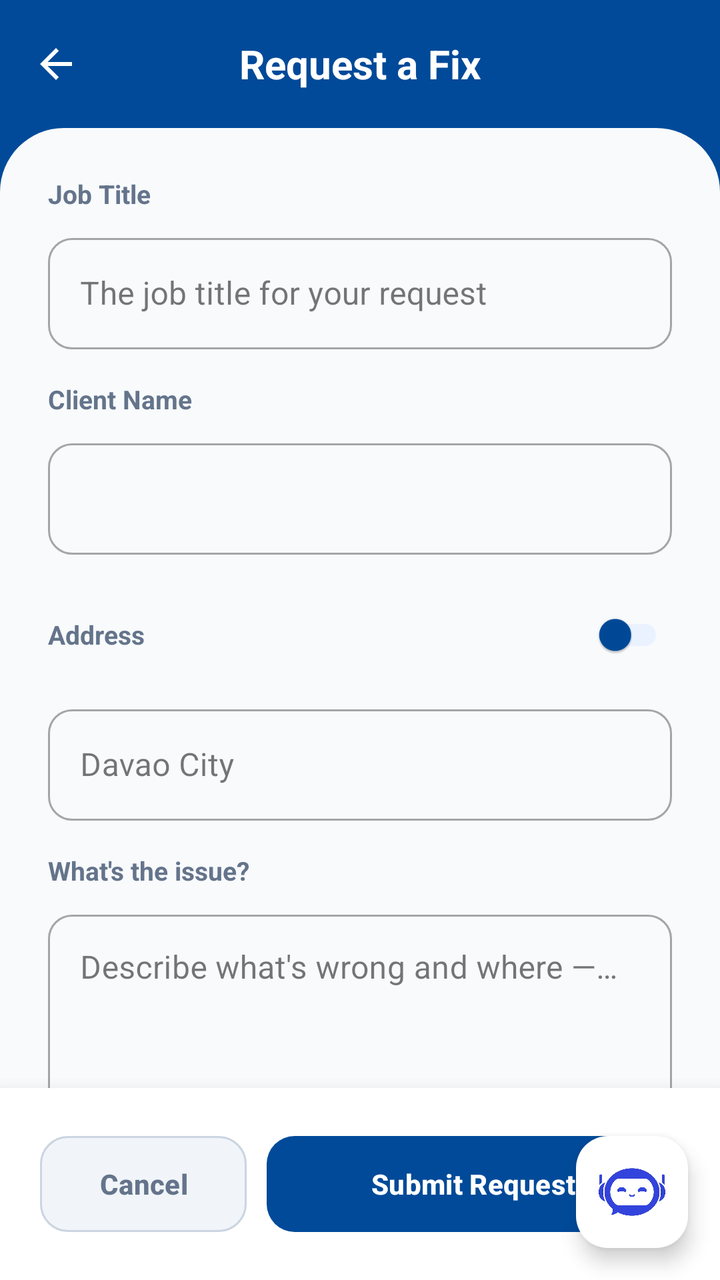
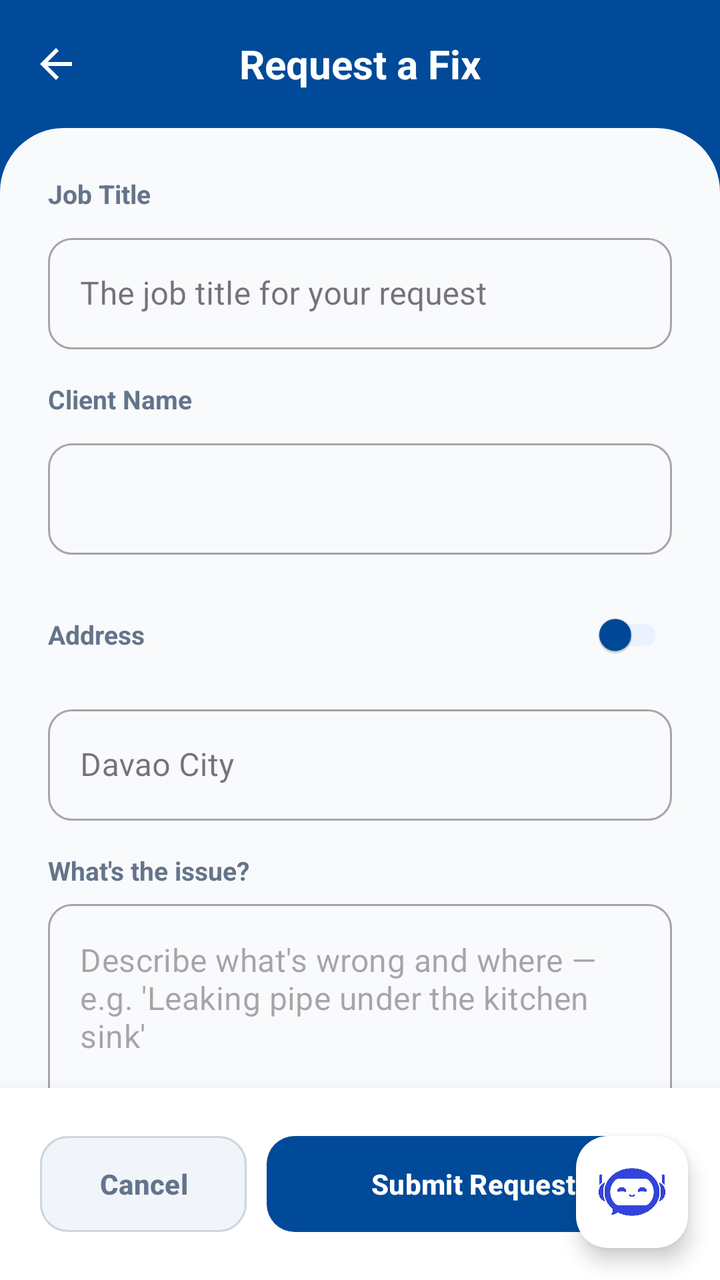

Two renders of the same Android screen: before a commit and after it. Below are the layout's source before the change and the commit's diff.
<!-- AndroidManifest.xml: application theme Theme.Newtacks -->
<!-- res/layout/activity_create_job.xml -->
<?xml version="1.0" encoding="utf-8"?>
<FrameLayout
    xmlns:android="http://schemas.android.com/apk/res/android"
    xmlns:app="http://schemas.android.com/apk/res-auto"
    android:layout_width="match_parent"
    android:layout_height="match_parent"
    android:background="#004A99">

    <LinearLayout
        android:layout_width="match_parent"
        android:layout_height="match_parent"
        android:orientation="vertical">

        
        <View
            android:id="@+id/statusBarSpacer"
            android:layout_width="match_parent"
            android:layout_height="0dp"
            android:background="#004A99" />

        
        <androidx.appcompat.widget.Toolbar
            android:id="@+id/toolbar"
            android:layout_width="match_parent"
            android:layout_height="wrap_content"
            android:minHeight="?attr/actionBarSize"
            android:background="#004A99"
            app:navigationIcon="@drawable/ic_back"
            app:navigationContentDescription="Back">
            <TextView
                android:id="@+id/tvToolbarTitle"
                android:layout_width="wrap_content"
                android:layout_height="wrap_content"
                android:layout_gravity="center"
                android:text="Request a Fix"
                android:textColor="#FFFFFF"
                android:textSize="20sp"
                android:textStyle="bold"
                android:maxLines="1"
                android:ellipsize="end" />
        </androidx.appcompat.widget.Toolbar>

        
        <androidx.core.widget.NestedScrollView
            android:id="@+id/createJobScrollView"
            android:layout_width="match_parent"
            android:layout_height="0dp"
            android:layout_weight="1"
            android:fillViewport="true">

            <LinearLayout
                android:layout_width="match_parent"
                android:layout_height="wrap_content"
                android:orientation="vertical"
                android:background="@drawable/rounded_top_white"
                android:padding="24dp">

                
                <TextView
                    android:layout_width="wrap_content"
                    android:layout_height="wrap_content"
                    android:text="Job Title"
                    android:textColor="#64748B"
                    android:textSize="13sp"
                    android:textStyle="bold"
                    android:layout_marginBottom="8dp" />
                <com.google.android.material.textfield.TextInputLayout
                    android:layout_width="match_parent"
                    android:layout_height="wrap_content"
                    style="@style/Widget.MaterialComponents.TextInputLayout.OutlinedBox"
                    app:boxCornerRadiusTopStart="12dp"
                    app:boxCornerRadiusTopEnd="12dp"
                    app:boxCornerRadiusBottomStart="12dp"
                    app:boxCornerRadiusBottomEnd="12dp"
                    android:layout_marginBottom="16dp">

                    <com.google.android.material.textfield.TextInputEditText
                        android:id="@+id/etJobTitle"
                        android:layout_width="match_parent"
                        android:layout_height="wrap_content"
                        android:hint="The job title for your request"
                        android:textColor="#1E293B" />
                </com.google.android.material.textfield.TextInputLayout>

                
                <TextView
                    android:layout_width="wrap_content"
                    android:layout_height="wrap_content"
                    android:text="Client Name"
                    android:textColor="#64748B"
                    android:textSize="13sp"
                    android:textStyle="bold"
                    android:layout_marginBottom="8dp" />
                <com.google.android.material.textfield.TextInputLayout
                    android:layout_width="match_parent"
                    android:layout_height="wrap_content"
                    style="@style/Widget.MaterialComponents.TextInputLayout.OutlinedBox"
                    app:boxCornerRadiusTopStart="12dp"
                    app:boxCornerRadiusTopEnd="12dp"
                    app:boxCornerRadiusBottomStart="12dp"
                    app:boxCornerRadiusBottomEnd="12dp"
                    android:layout_marginBottom="16dp">
                    <com.google.android.material.textfield.TextInputEditText
                        android:id="@+id/etClientName"
                        android:layout_width="match_parent"
                        android:layout_height="wrap_content"
                        android:textColor="#1E293B"
                        android:textStyle="bold"
                        android:enabled="false" />
                </com.google.android.material.textfield.TextInputLayout>

                
                <LinearLayout
                    android:layout_width="match_parent"
                    android:layout_height="wrap_content"
                    android:orientation="horizontal"
                    android:gravity="center_vertical"
                    android:layout_marginBottom="8dp">
                    <TextView
                        android:layout_width="0dp"
                        android:layout_height="wrap_content"
                        android:layout_weight="1"
                        android:text="Address"
                        android:textColor="#64748B"
                        android:textSize="13sp"
                        android:textStyle="bold" />
                    <com.google.android.material.switchmaterial.SwitchMaterial
                        android:id="@+id/switchRealTimeLocation"
                        android:layout_width="wrap_content"
                        android:layout_height="wrap_content"
                        android:scaleX="0.8"
                        android:scaleY="0.8"
                        app:thumbTint="@color/primary"
                        app:trackTint="@color/primary_container" />
                </LinearLayout>

                <com.google.android.material.textfield.TextInputLayout
                    android:layout_width="match_parent"
                    android:layout_height="wrap_content"
                    style="@style/Widget.MaterialComponents.TextInputLayout.OutlinedBox"
                    app:boxCornerRadiusTopStart="12dp"
                    app:boxCornerRadiusTopEnd="12dp"
                    app:boxCornerRadiusBottomStart="12dp"
                    app:boxCornerRadiusBottomEnd="12dp"
                    android:layout_marginBottom="16dp">
                    <com.google.android.material.textfield.TextInputEditText
                        android:id="@+id/etClientAddress"
                        android:layout_width="match_parent"
                        android:layout_height="wrap_content"
                        android:textColor="#1E293B"
                        android:hint="Davao City" />
                </com.google.android.material.textfield.TextInputLayout>

                
                <TextView
                    android:layout_width="wrap_content"
                    android:layout_height="wrap_content"
                    android:text="What's the issue?"
                    android:textColor="#64748B"
                    android:textSize="13sp"
                    android:textStyle="bold"
                    android:layout_marginBottom="8dp" />
                <com.google.android.material.textfield.TextInputLayout
                    android:layout_width="match_parent"
                    android:layout_height="wrap_content"
                    style="@style/Widget.MaterialComponents.TextInputLayout.OutlinedBox"
                    app:boxCornerRadiusTopStart="12dp"
                    app:boxCornerRadiusTopEnd="12dp"
                    app:boxCornerRadiusBottomStart="12dp"
                    app:boxCornerRadiusBottomEnd="12dp"
                    android:layout_marginBottom="20dp">
                    <com.google.android.material.textfield.TextInputEditText
                        android:id="@+id/etDescription"
                        android:layout_width="match_parent"
                        android:layout_height="100dp"
                        android:gravity="top"
                        android:inputType="textMultiLine"
                        android:textColor="#1E293B"
                        android:hint="Describe what's wrong and where — e.g. 'Leaking pipe under the kitchen sink'" />
                </com.google.android.material.textfield.TextInputLayout>

                
                <TextView
                    android:layout_width="wrap_content"
                    android:layout_height="wrap_content"
                    android:text="Photos (add at least a photo of the actual problem)"
                    android:textColor="#64748B"
                    android:textSize="13sp"
                    android:textStyle="bold"
                    android:layout_marginBottom="12dp" />

                <HorizontalScrollView
                    android:layout_width="match_parent"
                    android:layout_height="wrap_content"
                    android:scrollbars="none"
                    android:layout_marginBottom="24dp">
                    <LinearLayout
                        android:layout_width="wrap_content"
                        android:layout_height="wrap_content"
                        android:orientation="horizontal"
                        android:gravity="center_vertical">

                        <com.google.android.material.card.MaterialCardView
                            android:id="@+id/btnAddPhotoCard"
                            android:layout_width="100dp"
                            android:layout_height="100dp"
                            app:cardBackgroundColor="#EBF2FF"
                            app:cardCornerRadius="12dp"
                            app:cardElevation="0dp"
                            android:clickable="true"
                            android:focusable="true">
                            <ImageView
                                android:layout_width="24dp"
                                android:layout_height="24dp"
                                android:layout_gravity="center"
                                android:src="@drawable/ic_plus"
                                app:tint="#004A99"
                                android:contentDescription="Add Photo" />
                        </com.google.android.material.card.MaterialCardView>

                        <LinearLayout
                            android:id="@+id/layoutImages"
                            android:layout_width="wrap_content"
                            android:layout_height="wrap_content"
                            android:orientation="horizontal"
                            android:layout_marginStart="12dp" />
                    </LinearLayout>
                </HorizontalScrollView>

                
                <TextView
                    android:layout_width="wrap_content"
                    android:layout_height="wrap_content"
                    android:text="Rate (Choose whether this is a one-time job, per day, or per hour)"
                    android:textColor="#64748B"
                    android:textSize="12sp"
                    android:textStyle="bold"
                    android:layout_marginBottom="8dp" />

                <LinearLayout
                    android:layout_width="match_parent"
                    android:layout_height="wrap_content"
                    android:orientation="horizontal"
                    android:layout_marginBottom="24dp">

                    <com.google.android.material.textfield.TextInputLayout
                        android:layout_width="0dp"
                        android:layout_height="wrap_content"
                        android:layout_weight="1"
                        style="@style/Widget.MaterialComponents.TextInputLayout.OutlinedBox"
                        app:boxCornerRadiusTopStart="12dp"
                        app:boxCornerRadiusTopEnd="12dp"
                        app:boxCornerRadiusBottomStart="12dp"
                        app:boxCornerRadiusBottomEnd="12dp"
                        app:prefixText="P ">
                        <com.google.android.material.textfield.TextInputEditText
                            android:id="@+id/etOfferAmount"
                            android:layout_width="match_parent"
                            android:layout_height="wrap_content"
                            android:inputType="numberDecimal"
                            android:textColor="#1E293B"
                            android:hint="Rate" />
                    </com.google.android.material.textfield.TextInputLayout>

                    <com.google.android.material.textfield.TextInputLayout
                        android:layout_width="0dp"
                        android:layout_height="wrap_content"
                        android:layout_weight="1"
                        android:layout_marginStart="12dp"
                        style="@style/Widget.MaterialComponents.TextInputLayout.OutlinedBox.ExposedDropdownMenu"
                        app:boxCornerRadiusTopStart="12dp"
                        app:boxCornerRadiusTopEnd="12dp"
                        app:boxCornerRadiusBottomStart="12dp"
                        app:boxCornerRadiusBottomEnd="12dp">
                        <AutoCompleteTextView
                            android:id="@+id/spinnerRateType"
                            android:layout_width="match_parent"
                            android:layout_height="wrap_content"
                            android:inputType="none"
                            android:hint="Type"
                            android:textColor="#1E293B" />
                    </com.google.android.material.textfield.TextInputLayout>
                </LinearLayout>

                
                <TextView
                    android:layout_width="wrap_content"
                    android:layout_height="wrap_content"
                    android:text="Preferred date and time (When would you like the worker to arrive)"
                    android:textColor="#64748B"
                    android:textSize="12sp"
                    android:textStyle="bold"
                    android:layout_marginBottom="8dp" />

                <LinearLayout
                    android:layout_width="match_parent"
                    android:layout_height="wrap_content"
                    android:orientation="horizontal"
                    android:layout_marginBottom="32dp">

                    <com.google.android.material.button.MaterialButton
                        android:id="@+id/btnSelectDate"
                        style="@style/Widget.MaterialComponents.Button.OutlinedButton"
                        android:layout_width="0dp"
                        android:layout_height="56dp"
                        android:layout_weight="1"
                        android:text="Select date"
                        android:textAllCaps="false"
                        android:textColor="#64748B"
                        app:cornerRadius="12dp"
                        app:strokeColor="#CBD5E1"
                        app:icon="@drawable/ic_calendar"
                        app:iconGravity="end"
                        app:iconTint="#004A99"
                        android:layout_marginEnd="6dp" />

                    <com.google.android.material.button.MaterialButton
                        android:id="@+id/btnSelectTime"
                        style="@style/Widget.MaterialComponents.Button.OutlinedButton"
                        android:layout_width="0dp"
                        android:layout_height="56dp"
                        android:layout_weight="1"
                        android:text="Select Time"
                        android:textAllCaps="false"
                        android:textColor="#64748B"
                        app:cornerRadius="12dp"
                        app:strokeColor="#CBD5E1"
                        app:icon="@drawable/ic_clock"
                        app:iconGravity="end"
                        app:iconTint="#004A99"
                        android:layout_marginStart="6dp" />
                </LinearLayout>

            </LinearLayout>
        </androidx.core.widget.NestedScrollView>

        
        <LinearLayout
            android:layout_width="match_parent"
            android:layout_height="wrap_content"
            android:orientation="horizontal"
            android:padding="20dp"
            android:background="#FFFFFF"
            android:elevation="12dp">

            <com.google.android.material.button.MaterialButton
                android:id="@+id/btnCancel"
                android:layout_width="0dp"
                android:layout_height="56dp"
                android:layout_weight="1"
                android:text="Cancel"
                android:textColor="#64748B"
                android:textStyle="bold"
                android:textAllCaps="false"
                app:backgroundTint="#F1F5F9"
                app:cornerRadius="14dp"
                app:strokeColor="#CBD5E1"
                app:strokeWidth="1dp"
                android:layout_marginEnd="10dp" />

            <com.google.android.material.button.MaterialButton
                android:id="@+id/btnSubmit"
                android:layout_width="0dp"
                android:layout_height="56dp"
                android:layout_weight="2"
                android:text="Submit Request"
                android:textColor="#FFFFFF"
                android:textStyle="bold"
                android:textAllCaps="false"
                app:backgroundTint="#004A99"
                app:cornerRadius="14dp" />

        </LinearLayout>

    </LinearLayout>

    
    <Spinner
        android:id="@+id/spinnerServiceType"
        android:layout_width="0dp"
        android:layout_height="0dp"
        android:visibility="gone" />

    
    <FrameLayout
        android:id="@+id/loadingOverlay"
        android:layout_width="match_parent"
        android:layout_height="match_parent"
        android:background="#80000000"
        android:visibility="gone"
        android:clickable="true"
        android:focusable="true">

        <LinearLayout
            android:layout_width="wrap_content"
            android:layout_height="wrap_content"
            android:orientation="vertical"
            android:gravity="center"
            android:padding="24dp"
            android:background="@drawable/bg_card"
            android:layout_gravity="center">

            <ProgressBar
                android:layout_width="wrap_content"
                android:layout_height="wrap_content"
                android:indeterminateTint="#004A99"
                android:layout_marginBottom="16dp" />

            <TextView
                android:id="@+id/tvLoadingMessage"
                android:layout_width="wrap_content"
                android:layout_height="wrap_content"
                android:text="Submitting request..."
                android:textColor="#1E293B"
                android:textStyle="bold" />

        </LinearLayout>

    </FrameLayout>

    <com.google.android.material.floatingactionbutton.FloatingActionButton
        android:id="@+id/fabChat"
        android:layout_width="wrap_content"
        android:layout_height="wrap_content"
        android:layout_gravity="bottom|end"
        android:layout_margin="16dp"
        app:maxImageSize="40dp"
        android:scaleType="centerInside"
        app:srcCompat="@drawable/chatbot_logo"
        app:tint="@null"
        app:backgroundTint="#FFFFFF"
        android:contentDescription="Chat with AI"
        android:layout_marginBottom="132dp" />

</FrameLayout>
<!-- resources referenced by this layout -->
<resources>
  <color name="primary">#004A99</color>
  <color name="primary_container">#EBF2FF</color>
  <!-- drawable bg_card (drawable) -->
  <?xml version="1.0" encoding="utf-8"?>
  <shape xmlns:android="http://schemas.android.com/apk/res/android"
      android:shape="rectangle">
      <solid android:color="#FFFFFF" />
      <corners android:radius="15dp" />
      <stroke android:width="1dp" android:color="#E2E8F0" />
  </shape>
  <!-- drawable chatbot_logo: jpg bitmap (drawable, 18994 bytes) -->
  <!-- drawable ic_back (drawable) -->
  <?xml version="1.0" encoding="utf-8"?>
  <vector xmlns:android="http://schemas.android.com/apk/res/android"
      android:width="24dp"
      android:height="24dp"
      android:viewportWidth="24"
      android:viewportHeight="24">
      <path
          android:fillColor="#FFFFFF"
          android:pathData="M20,11H7.83l5.59,-5.59L12,4l-8,8 8,8 1.41,-1.41L7.83,13H20v-2z"/>
  </vector>
  <!-- drawable ic_calendar (drawable) -->
  <?xml version="1.0" encoding="utf-8"?>
  <vector xmlns:android="http://schemas.android.com/apk/res/android"
      android:width="24dp"
      android:height="24dp"
      android:viewportWidth="24"
      android:viewportHeight="24">
      <path
          android:fillColor="#000000"
          android:pathData="M19,3h-1V1h-2v2H8V1H6v2H5C3.89,3 3,3.9 3,5v14c0,1.1 0.89,2 2,2h14c1.1,0 2,-0.9 2,-2V5C21,3.9 20.1,3 19,3zM19,19H5V8h14V19zM7,10h5v5H7z"/>
  </vector>
  <!-- drawable ic_clock (drawable) -->
  <vector xmlns:android="http://schemas.android.com/apk/res/android"
      android:width="24dp"
      android:height="24dp"
      android:viewportWidth="24"
      android:viewportHeight="24">
      <path
          android:fillColor="#000000"
          android:pathData="M11.99,2C6.47,2 2,6.48 2,12s4.47,10 9.99,10C17.52,22 22,17.52 22,12S17.52,2 11.99,2zM12,20c-4.42,0 -8,-3.58 -8,-8s3.58,-8 8,-8s8,3.58 8,8s-3.58,8 -8,8zM12.5,7L11,7v6l5.25,3.15 0.75,-1.23 -4.5,-2.67z" />
  </vector>
  <!-- drawable ic_plus (drawable) -->
  <vector xmlns:android="http://schemas.android.com/apk/res/android"
      android:width="24dp"
      android:height="24dp"
      android:viewportWidth="24"
      android:viewportHeight="24">
      <path
          android:fillColor="#000000"
          android:pathData="M19,13h-6v6h-2v-6H5v-2h6V5h2v6h6v2Z"/>
  </vector>
  <!-- drawable rounded_top_white (drawable) -->
  <?xml version="1.0" encoding="utf-8"?>
  <shape xmlns:android="http://schemas.android.com/apk/res/android">
      <solid android:color="#F8FAFC" />
      <corners
          android:topLeftRadius="32dp"
          android:topRightRadius="32dp" />
  </shape>
  <style name="Theme.Newtacks" parent="Base.Theme.Newtacks" />
  <style name="Base.Theme.Newtacks" parent="Theme.Material3.DayNight.NoActionBar">
          <item name="colorPrimary">#004A99</item>
          <item name="colorPrimaryContainer">#004A99</item>
          <item name="colorOnPrimary">#FFFFFF</item>
          <item name="colorSecondary">#004A99</item>
          <item name="colorOnSecondary">#FFFFFF</item>
          <item name="colorTertiary">#004A99</item>
          <item name="colorSecondaryContainer">#EBF2FF</item>
          <item name="colorOnSecondaryContainer">#004A99</item>
          <item name="android:statusBarColor">#004A99</item>
          <item name="android:navigationBarColor">#FFFFFF</item>
          <item name="android:windowLightStatusBar" tools:targetApi="m">false</item>
      </style>
</resources>

<!-- the commit's change to res/layout/activity_create_job.xml (unified diff, before → after) -->
@@ -168,13 +168,15 @@
                     app:boxCornerRadiusTopEnd="12dp"
                     app:boxCornerRadiusBottomStart="12dp"
                     app:boxCornerRadiusBottomEnd="12dp"
+                    app:hintEnabled="false"
                     android:layout_marginBottom="20dp">
                     <com.google.android.material.textfield.TextInputEditText
                         android:id="@+id/etDescription"
                         android:layout_width="match_parent"
-                        android:layout_height="100dp"
-                        android:gravity="top"
-                        android:inputType="textMultiLine"
+                        android:layout_height="wrap_content"
+                        android:gravity="top|start"
+                        android:minLines="4"
+                        android:inputType="textMultiLine|textCapSentences"
                         android:textColor="#1E293B"
                         android:hint="Describe what's wrong and where — e.g. 'Leaking pipe under the kitchen sink'" />
                 </com.google.android.material.textfield.TextInputLayout>
@@ -183,10 +185,19 @@
                 <TextView
                     android:layout_width="wrap_content"
                     android:layout_height="wrap_content"
-                    android:text="Photos (add at least a photo of the actual problem)"
+                    android:text="Photos (Optional)"
                     android:textColor="#64748B"
                     android:textSize="13sp"
                     android:textStyle="bold"
+                    android:layout_marginTop="16dp" />
+
+                <TextView
+                    android:layout_width="wrap_content"
+                    android:layout_height="wrap_content"
+                    android:text="Add photos that show the actual problem."
+                    android:textColor="#94A3B8"
+                    android:textSize="12sp"
+                    android:textStyle="italic"
                     android:layout_marginBottom="12dp" />
 
                 <HorizontalScrollView
